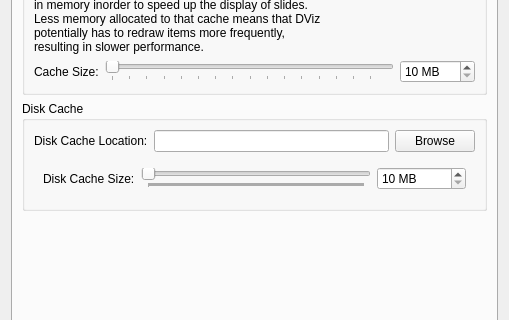
Qt form src/viewer/SingleOutputSetupDialog.ui (google-code-export/dviz) before a commit; both pictures show x 0 to 509 and y 91 to 411 of the 509 by 565 pixel window.
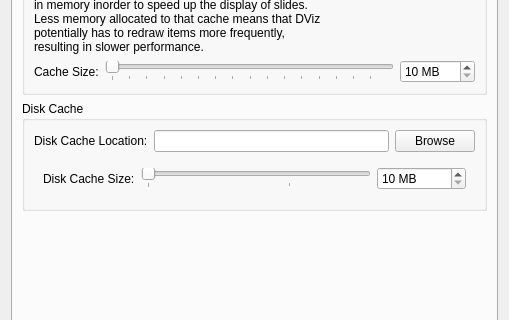
The same form after that commit. The open tabs and pages were chosen to show the change. Icons and pictures are not drawn.

Commit message: Fixed errors in viewer SingleOutputSetupDialog that broke the build - forgot to try to compile viewer before comitting r341 - oops

The edit to the form file:
```diff
--- a/src/viewer/SingleOutputSetupDialog.ui
+++ b/src/viewer/SingleOutputSetupDialog.ui
@@ -580,7 +580,7 @@
              </widget>
             </item>
             <item>
-             <widget class="QLineEdit" name="diskCacheBox_2"/>
+             <widget class="QLineEdit" name="diskCacheBox"/>
             </item>
             <item>
              <widget class="QPushButton" name="diskCacheBrowseBtn">
@@ -622,12 +622,12 @@
                 <enum>QSlider::TicksBelow</enum>
                </property>
                <property name="tickInterval">
-                <number>128</number>
+                <number>65536</number>
                </property>
               </widget>
              </item>
              <item>
-              <widget class="QSpinBox" name="diskCacheBox">
+              <widget class="QSpinBox" name="diskCacheSizeBox">
                <property name="suffix">
                 <string> MB</string>
                </property>
```
The commit also changes 1 other file.
